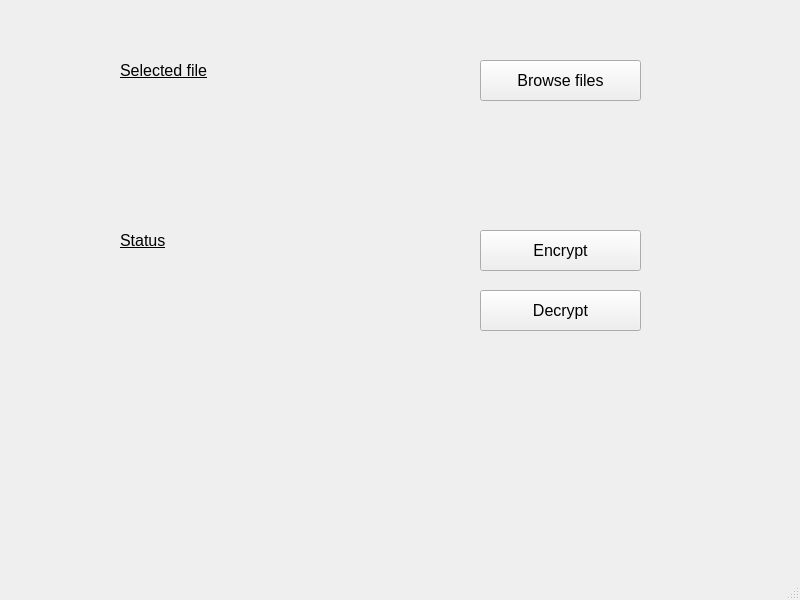
The window that mainwindow.ui (ToberiTE/fileSec) describes before a commit, drawn with Qt 5.
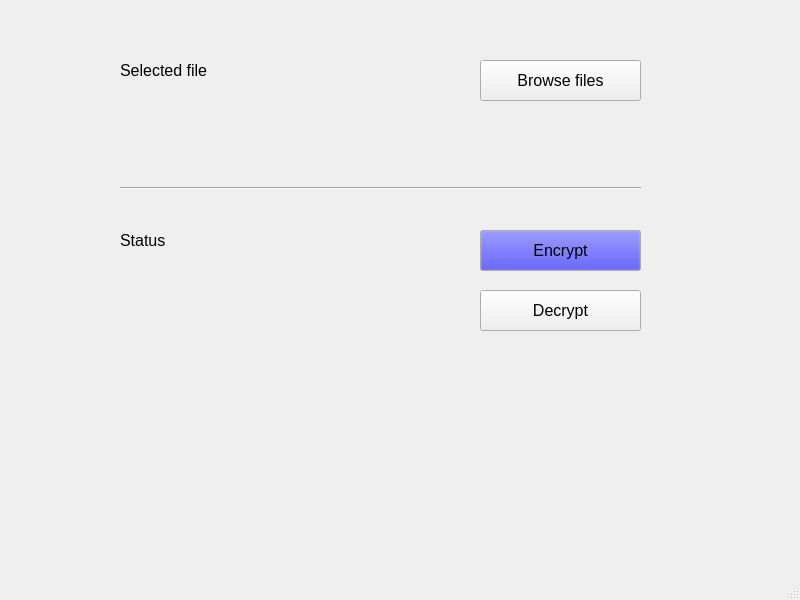
The same window after the commit.

The edit to the form file:
```diff
--- a/mainwindow.ui
+++ b/mainwindow.ui
@@ -10,6 +10,11 @@
     <height>600</height>
    </rect>
   </property>
+  <property name="font">
+   <font>
+    <pointsize>12</pointsize>
+   </font>
+  </property>
   <property name="windowTitle">
    <string>fileSec</string>
   </property>
@@ -23,6 +28,43 @@
       <height>41</height>
      </rect>
     </property>
+    <property name="palette">
+     <palette>
+      <active>
+       <colorrole role="Button">
+        <brush brushstyle="SolidPattern">
+         <color alpha="255">
+          <red>0</red>
+          <green>0</green>
+          <blue>255</blue>
+         </color>
+        </brush>
+       </colorrole>
+      </active>
+      <inactive>
+       <colorrole role="Button">
+        <brush brushstyle="SolidPattern">
+         <color alpha="255">
+          <red>0</red>
+          <green>0</green>
+          <blue>255</blue>
+         </color>
+        </brush>
+       </colorrole>
+      </inactive>
+      <disabled>
+       <colorrole role="Button">
+        <brush brushstyle="SolidPattern">
+         <color alpha="255">
+          <red>0</red>
+          <green>0</green>
+          <blue>255</blue>
+         </color>
+        </brush>
+       </colorrole>
+      </disabled>
+     </palette>
+    </property>
     <property name="font">
      <font>
       <pointsize>12</pointsize>
@@ -137,7 +179,7 @@
      <bool>false</bool>
     </property>
     <property name="text">
-     <string>&lt;html&gt;&lt;head/&gt;&lt;body&gt;&lt;p&gt;&lt;span style=&quot; font-size:12pt; text-decoration: underline;&quot;&gt;Selected file&lt;/span&gt;&lt;/p&gt;&lt;/body&gt;&lt;/html&gt;</string>
+     <string>&lt;html&gt;&lt;head/&gt;&lt;body&gt;&lt;p&gt;&lt;span style=&quot; font-size:12pt;&quot;&gt;Selected file&lt;/span&gt;&lt;/p&gt;&lt;/body&gt;&lt;/html&gt;</string>
     </property>
    </widget>
    <widget class="QLabel" name="label_2">
@@ -158,7 +200,20 @@
      <enum>QFrame::Sunken</enum>
     </property>
     <property name="text">
-     <string>&lt;html&gt;&lt;head/&gt;&lt;body&gt;&lt;p&gt;&lt;span style=&quot; font-size:12pt; text-decoration: underline;&quot;&gt;Status&lt;/span&gt;&lt;/p&gt;&lt;/body&gt;&lt;/html&gt;</string>
+     <string>&lt;html&gt;&lt;head/&gt;&lt;body&gt;&lt;p&gt;&lt;span style=&quot; font-size:12pt;&quot;&gt;Status&lt;/span&gt;&lt;/p&gt;&lt;/body&gt;&lt;/html&gt;</string>
+    </property>
+   </widget>
+   <widget class="Line" name="line">
+    <property name="geometry">
+     <rect>
+      <x>120</x>
+      <y>180</y>
+      <width>521</width>
+      <height>16</height>
+     </rect>
+    </property>
+    <property name="orientation">
+     <enum>Qt::Horizontal</enum>
     </property>
    </widget>
   </widget>
```
Left out of the diff: 14 changed lines with no effect on the pictures.
